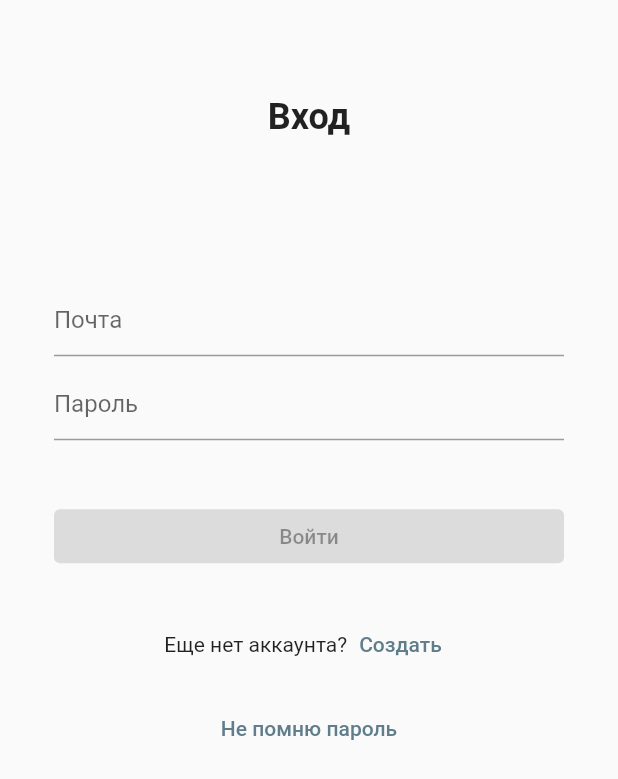
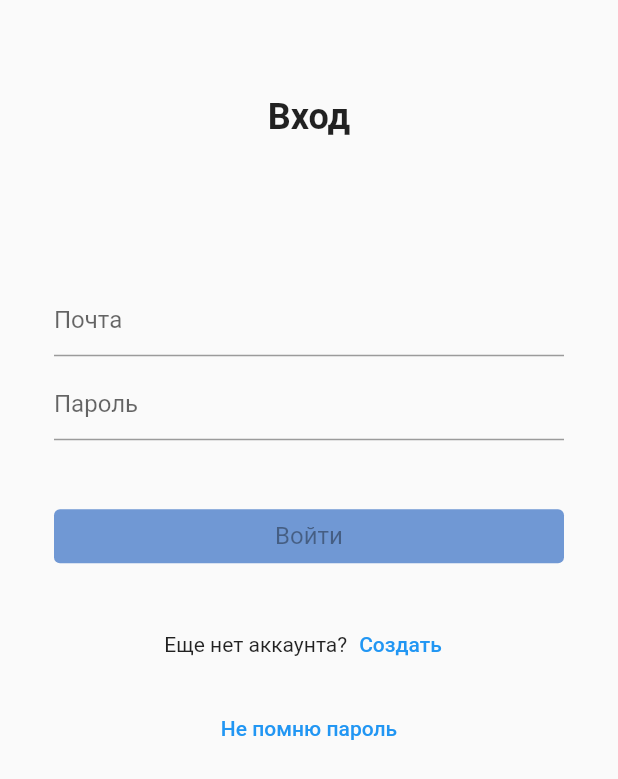
Before and after one commit to Sergey-Kozlov-developer/gifts_manager, a Flutter app: the screen it shows after launch, on a phone screen of 412 x 824 dp. Shown: the top 779 px of the screen. Run offline on Flutter 3.47's test engine with Material 2 defaults, Android fonts, the light colour scheme and no system bars; our stand-ins replace bloc, equatable, flutter_bloc.

Commit message:
Basic themeing added

```diff
--- a/lib/main.dart
+++ b/lib/main.dart
@@ -1,6 +1,8 @@
 import 'package:flutter/material.dart';
 import 'package:flutter_bloc/flutter_bloc.dart';
 import 'package:gifts_manager/presentation/login/view/login_page.dart';
+import 'package:gifts_manager/presentation/theme/dark_theme.dart';
+import 'package:gifts_manager/presentation/theme/light_theme.dart';
 import 'package:gifts_manager/simple_bloc_observer.dart';
 
 void main() {
@@ -17,7 +19,10 @@ class MyApp extends StatelessWidget {
   @override
   Widget build(BuildContext context) {
     return MaterialApp(
-      theme: ThemeData(primarySwatch: Colors.blueGrey),
+      // lightTheme and darkTheme наши созданные темы
+      theme: lightTheme,
+      darkTheme: darkTheme,
+      themeMode: ThemeMode.light,
       home: const LoginPage(),
     );
   }
--- a/lib/presentation/login/view/login_page.dart
+++ b/lib/presentation/login/view/login_page.dart
@@ -149,6 +149,15 @@ class _LoginButton extends StatelessWidget {
                       .add(const LoginLoginButtonClicked())
                   : null,
               child: Text('Войти'),
+              style: ButtonStyle(
+                  backgroundColor: MaterialStateProperty.resolveWith((states) {
+                    if (states.contains(MaterialState.disabled)) {
+                      return Color(0xB3366EC4);
+                    }
+                    return const Color(0xFF2950AF);
+                  }),
+                  textStyle: MaterialStateProperty.all(
+                      TextStyle(color: Colors.white, fontSize: 16))),
             );
           },
         ),
--- /dev/null
+++ b/lib/presentation/theme/dark_theme.dart
@@ -0,0 +1,9 @@
+import 'package:flutter/material.dart';
+import 'package:gifts_manager/resources/app_colors.dart';
+
+// _base базовая тема из которой копируем в другие наши темы
+final _base = ThemeData.dark();
+
+final darkTheme = _base.copyWith(
+  backgroundColor: AppColors.darkBlack100,
+);
--- /dev/null
+++ b/lib/presentation/theme/light_theme.dart
@@ -0,0 +1,9 @@
+import 'package:flutter/material.dart';
+import 'package:gifts_manager/resources/app_colors.dart';
+
+// _base базовая тема из которой копируем в другие наши темы
+final _base = ThemeData.light();
+
+final lightTheme = _base.copyWith(
+  backgroundColor: AppColors.lightLightBlue100,
+);
--- /dev/null
+++ b/lib/presentation/theme/theme.dart
@@ -0,0 +1,3 @@
+// этот файл просто прокидывает темы из черной или светлой тем
+export 'dark_theme.dart';
+export 'light_theme.dart';
```
Also changed, not shown: lib/resources/app_colors.dart (added, +33 -0 lines).
